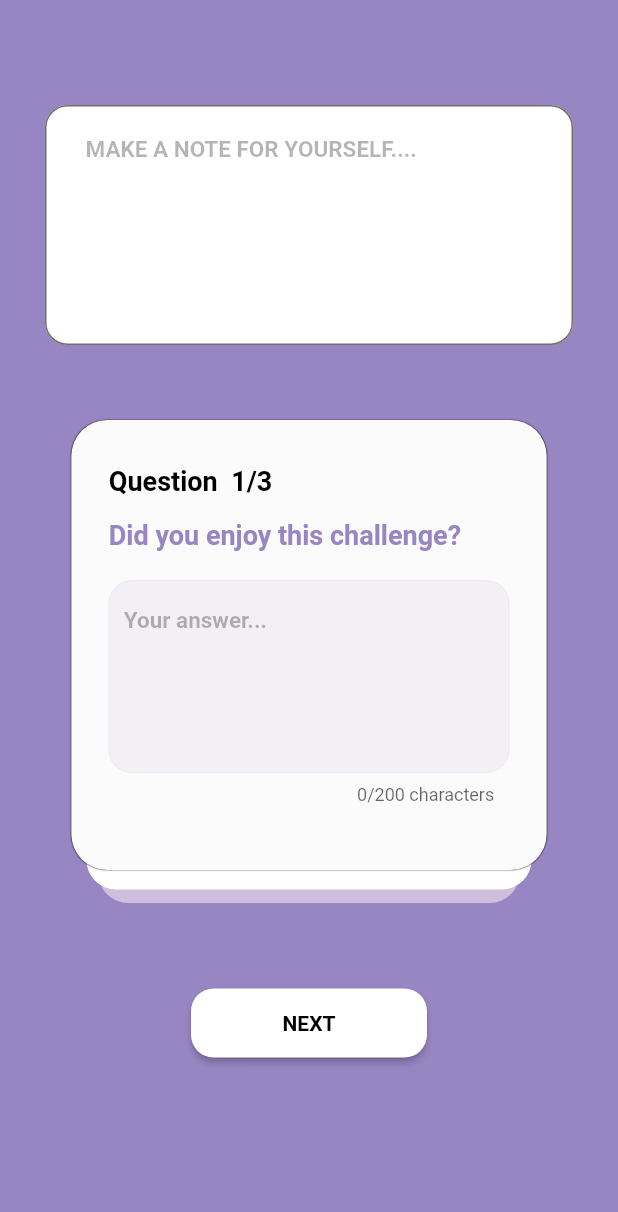
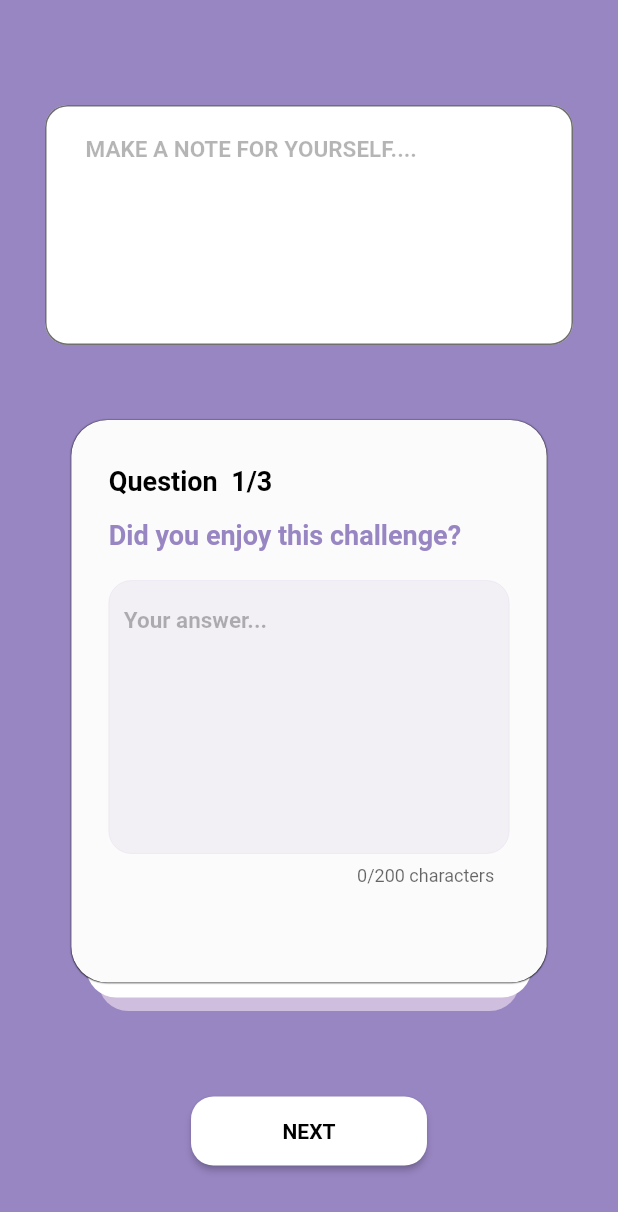
Before and after one commit to yashpitc/apps_data, a Flutter app: the DailyChallengeView screen opened by its route, after a tap on "COMPLETE CHALLENGE", on a phone screen of 412 x 824 dp. Shown: the top 1212 px of the screen. Run offline on Flutter 3.47's test engine with Material 2 defaults, Android fonts, the phone set to English and light mode, and no system bars; our stand-ins replace cloud_firestore, firebase_core, firebase_crashlytics, flutter_svg, get, percent_indicator; accounts and stored records are empty.

Commit message:
UI Changes For Tab devices

```diff
--- a/lib/app/components/widgets/challange_card_view.dart
+++ b/lib/app/components/widgets/challange_card_view.dart
@@ -10,8 +10,9 @@ class ChallengeCardView extends StatelessWidget {
   }
 
   simpleCardView(BuildContext context) {
+    var dHeight = MediaQuery.of(context).size.height;
     return Container(
-      height: 328,
+      height: dHeight > 800 ? 400 : 328,
       color: Colors.transparent,
       child: Stack(
         children: [
@@ -48,7 +49,7 @@ class ChallengeCardView extends StatelessWidget {
             ),
           ),
           Container(
-            height: 300,
+            height: dHeight > 800 ? 375 : 300,
             width: MediaQuery
                 .of(context)
                 .size
--- a/lib/app/components/widgets/question_card_view.dart
+++ b/lib/app/components/widgets/question_card_view.dart
@@ -13,8 +13,9 @@ class QuestionCardView extends StatelessWidget {
   ValueChanged<String>? onFieldSubmitted;
   @override
   Widget build(BuildContext context) {
+    var dHeight = MediaQuery.of(context).size.height;
     return  Obx(() => Container(
-        height: 328,
+        height: dHeight > 800 ? 400 : 328,
         color: Colors.transparent,
         child: Stack(
           children: [
@@ -48,7 +49,7 @@ class QuestionCardView extends StatelessWidget {
               ),
             ),
             Container(
-                height: 300,
+                height: dHeight > 800 ? 375 : 300,
                 width: MediaQuery.of(context).size.width / 1.3,
                 decoration: BoxDecoration(
                   color: AppColors.cardBgColor,
@@ -113,7 +114,7 @@ class QuestionCardView extends StatelessWidget {
                           height: 1.5,
                           fontSize: 18.0,
                         ),
-                        maxLines: 4,
+                        maxLines: dHeight > 800 ? 6 :  4,
                         keyboardType: TextInputType.multiline,
                          textInputAction: TextInputAction.newline,
                         validator: (value) => FormFieldValidation().validateText(value!),
--- a/lib/app/modules/complete_challenge/views/complete_challenge_view.dart
+++ b/lib/app/modules/complete_challenge/views/complete_challenge_view.dart
@@ -4,7 +4,6 @@ import 'package:AppsData/app/routes/app_pages.dart';
 import "package:flutter/material.dart";
 import 'package:flutter_svg/flutter_svg.dart';
 import 'package:get/get.dart';
-
 import '../../../utils/constants/colors.dart';
 
 class CompleteChallengeView extends StatelessWidget {
@@ -35,8 +34,9 @@ class CompleteChallengeView extends StatelessWidget {
   }
 
   cardView(BuildContext context) {
+    var dHeight = MediaQuery.of(context).size.height;
     return Container(
-      height: 328,
+      height:dHeight > 800 ? 400 : 328,
       color: Colors.transparent,
       child: Stack(
         children: [
@@ -70,7 +70,7 @@ class CompleteChallengeView extends StatelessWidget {
             ),
           ),
           Container(
-            height: 300,
+            height:dHeight > 800 ? 375 : 300,
             width: MediaQuery.of(context).size.width / 1.4,
             decoration: BoxDecoration(
               color: AppColors.cardBgColor,
```
